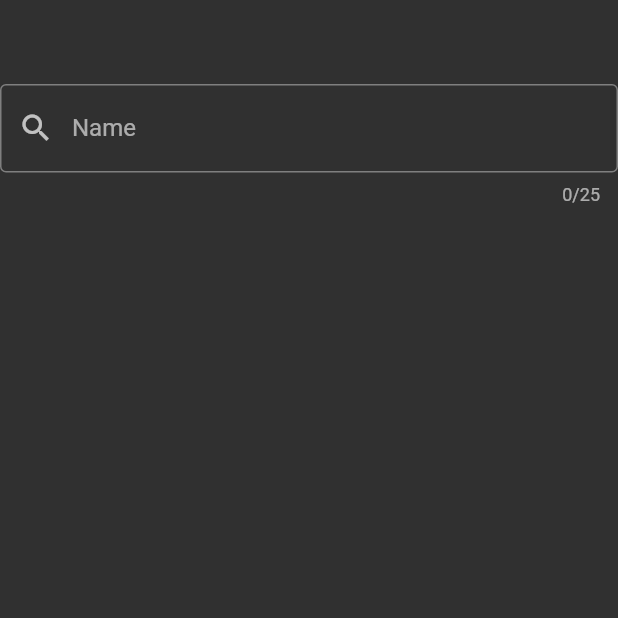
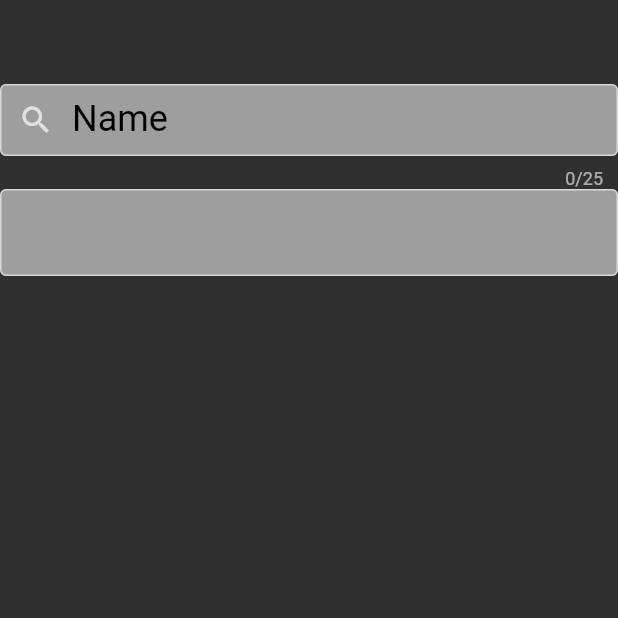
Before and after one commit to tahakanar/Flutter, a Flutter app: the screen it shows after launch, on a phone screen of 412 x 824 dp, the top half of it. Run offline on Flutter 3.47's test engine with Material 2 defaults, Android fonts, the phone set to English and light mode, and no system bars.

Commit message:
statefull widgget and lifecycle

```diff
--- a/lib/101/text_field_learn.dart
+++ b/lib/101/text_field_learn.dart
@@ -1,4 +1,5 @@
 import 'package:flutter/material.dart';
+import 'package:flutter_learn/product/language/language_items.dart';
 
 class TextFieldLearn extends StatefulWidget {
   const TextFieldLearn({super.key});
@@ -12,15 +13,28 @@ class _TextFieldLearnState extends State<TextFieldLearn> {
   Widget build(BuildContext context) {
     return Scaffold(
       appBar: AppBar(),
-      body: const TextField(
-        maxLength: 25,
-        decoration: InputDecoration(
-          prefixIcon: Icon(Icons.search),
-          border: OutlineInputBorder(),
-          labelText: 'Name',
-          hintText: 'Enter your name',
-        ),
+      body: Column(
+        children: [
+          TextField(
+              maxLength: 25,
+              keyboardType: TextInputType.emailAddress,
+              textInputAction: TextInputAction.next,
+              decoration: _InputDecarator().emailInput),
+          TextFormField(
+            minLines: 2,
+            maxLines: 5,
+          )
+        ],
       ),
     );
   }
 }
+
+class _InputDecarator {
+  final emailInput = const InputDecoration(
+    prefixIcon: Icon(Icons.search),
+    border: OutlineInputBorder(),
+    labelText: LanguageItems.inputName,
+    hintText: LanguageItems.inputPlaceHolder,
+  );
+}
--- a/lib/main.dart
+++ b/lib/main.dart
@@ -40,6 +40,15 @@ class MyApp extends StatelessWidget {
           listTileTheme: const ListTileThemeData(contentPadding: EdgeInsets.zero),
           cardTheme: CardTheme(shape: RoundedRectangleBorder(borderRadius: BorderRadius.circular(10))),
           errorColor: ColorsItems.porchase,
+          inputDecorationTheme: const InputDecorationTheme(
+            filled: true,
+            fillColor: Colors.grey,
+            iconColor: Colors.black,
+            border: OutlineInputBorder(),
+            labelStyle: TextStyle(color: Colors.black, fontSize: 24, fontWeight: FontWeight.w400),
+            floatingLabelStyle: TextStyle(color: Colors.black, fontSize: 18),
+            contentPadding: EdgeInsets.symmetric(horizontal: 10, vertical: 10),
+          ),
           appBarTheme: const AppBarTheme(
               centerTitle: true,
               // backgroundColor: Colors.blue,
--- a/lib/product/language/language_items.dart
+++ b/lib/product/language/language_items.dart
@@ -1,3 +1,5 @@
 class LanguageItems {
   static const welcomeTitle = 'Merhaba';
+  static const inputName = 'Name';
+  static const inputPlaceHolder = 'İsim giriniz';
 }
```
